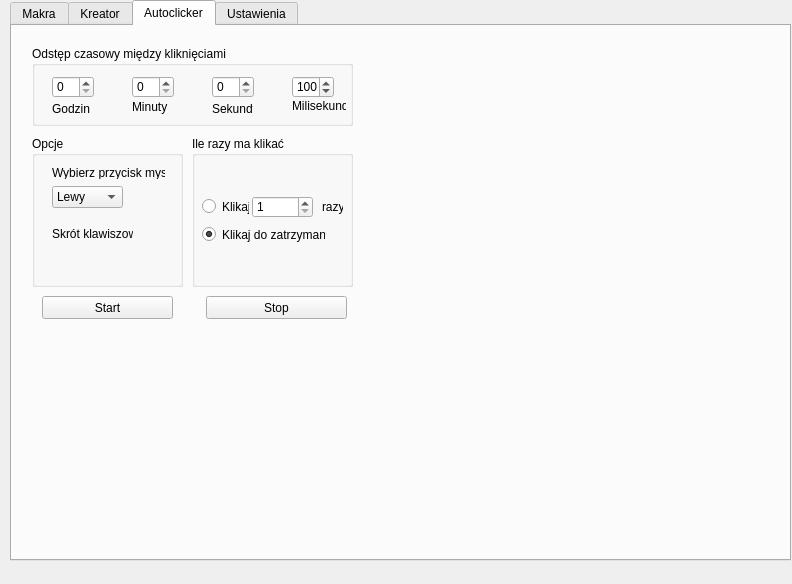
Above: GUI.ui from 307372/PwJS2020 before the change. Below: the same form after it.
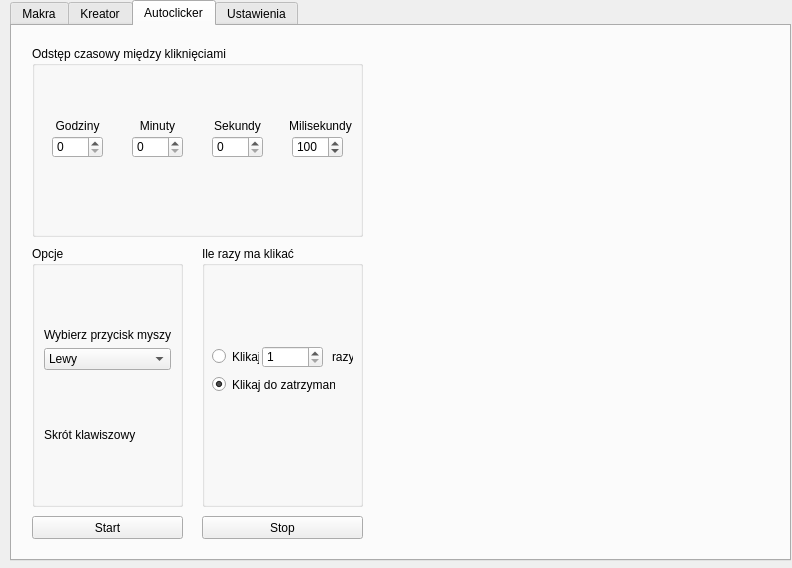
That is the form after the change. The open tabs and pages were chosen to show the change.

Diff of the .ui file:
```diff
--- a/GUI.ui
+++ b/GUI.ui
@@ -7,7 +7,7 @@
     <x>0</x>
     <y>0</y>
     <width>792</width>
-    <height>584</height>
+    <height>568</height>
    </rect>
   </property>
   <property name="sizePolicy">
@@ -16,6 +16,18 @@
     <verstretch>0</verstretch>
    </sizepolicy>
   </property>
+  <property name="minimumSize">
+   <size>
+    <width>792</width>
+    <height>568</height>
+   </size>
+  </property>
+  <property name="maximumSize">
+   <size>
+    <width>792</width>
+    <height>568</height>
+   </size>
+  </property>
   <property name="windowTitle">
    <string>Rzeczy w miejscach 0.6</string>
   </property>
@@ -525,8 +537,8 @@
        <rect>
         <x>20</x>
         <y>20</y>
-        <width>321</width>
-        <height>80</height>
+        <width>331</width>
+        <height>191</height>
        </rect>
       </property>
       <property name="title">
@@ -536,8 +548,8 @@
        <property name="geometry">
         <rect>
          <x>20</x>
-         <y>30</y>
-         <width>42</width>
+         <y>90</y>
+         <width>51</width>
          <height>22</height>
         </rect>
        </property>
@@ -549,8 +561,8 @@
        <property name="geometry">
         <rect>
          <x>100</x>
-         <y>30</y>
-         <width>42</width>
+         <y>90</y>
+         <width>51</width>
          <height>22</height>
         </rect>
        </property>
@@ -562,8 +574,8 @@
        <property name="geometry">
         <rect>
          <x>180</x>
-         <y>30</y>
-         <width>42</width>
+         <y>90</y>
+         <width>51</width>
          <height>22</height>
         </rect>
        </property>
@@ -575,8 +587,8 @@
        <property name="geometry">
         <rect>
          <x>260</x>
-         <y>30</y>
-         <width>42</width>
+         <y>90</y>
+         <width>51</width>
          <height>22</height>
         </rect>
        </property>
@@ -593,62 +605,74 @@
       <widget class="QLabel" name="label">
        <property name="geometry">
         <rect>
-         <x>260</x>
-         <y>50</y>
-         <width>54</width>
+         <x>253</x>
+         <y>70</y>
+         <width>71</width>
          <height>20</height>
         </rect>
        </property>
        <property name="text">
         <string>Milisekundy</string>
        </property>
+       <property name="alignment">
+        <set>Qt::AlignCenter</set>
+       </property>
       </widget>
       <widget class="QLabel" name="label_2">
        <property name="geometry">
         <rect>
          <x>180</x>
-         <y>53</y>
-         <width>41</width>
+         <y>70</y>
+         <width>51</width>
          <height>20</height>
         </rect>
        </property>
        <property name="text">
         <string>Sekundy</string>
        </property>
+       <property name="alignment">
+        <set>Qt::AlignCenter</set>
+       </property>
       </widget>
       <widget class="QLabel" name="label_3">
        <property name="geometry">
         <rect>
          <x>100</x>
-         <y>51</y>
-         <width>41</width>
+         <y>70</y>
+         <width>51</width>
          <height>20</height>
         </rect>
        </property>
        <property name="text">
         <string>Minuty</string>
        </property>
+       <property name="alignment">
+        <set>Qt::AlignCenter</set>
+       </property>
       </widget>
       <widget class="QLabel" name="label_4">
        <property name="geometry">
         <rect>
          <x>20</x>
-         <y>53</y>
-         <width>38</width>
+         <y>70</y>
+         <width>51</width>
          <height>20</height>
         </rect>
        </property>
        <property name="text">
         <string>Godziny</string>
        </property>
+       <property name="alignment">
+        <set>Qt::AlignCenter</set>
+       </property>
       </widget>
      </widget>
      <widget class="QPushButton" name="AC_Start">
       <property name="geometry">
        <rect>
-        <x>30</x>
-        <y>270</y>
-        <width>131</width>
+        <x>20</x>
+        <y>490</y>
+        <width>151</width>
         <height>23</height>
        </rect>
       </property>
@@ -659,9 +683,9 @@
      <widget class="QPushButton" name="AC_Stop">
       <property name="geometry">
        <rect>
-        <x>194</x>
-        <y>270</y>
-        <width>141</width>
+        <x>190</x>
+        <y>490</y>
+        <width>161</width>
         <height>23</height>
        </rect>
       </property>
@@ -672,10 +696,10 @@
      <widget class="QGroupBox" name="AC_ClickHowManyTimesGroup">
       <property name="geometry">
        <rect>
-        <x>180</x>
-        <y>110</y>
+        <x>190</x>
+        <y>220</y>
         <width>161</width>
-        <height>151</height>
+        <height>261</height>
        </rect>
       </property>
       <property name="title">
@@ -685,7 +709,7 @@
        <property name="geometry">
         <rect>
          <x>10</x>
-         <y>60</y>
+         <y>100</y>
          <width>47</width>
          <height>21</height>
         </rect>
@@ -698,7 +722,7 @@
        <property name="geometry">
         <rect>
          <x>60</x>
-         <y>60</y>
+         <y>100</y>
          <width>61</width>
          <height>22</height>
         </rect>
@@ -717,7 +741,7 @@
        <property name="geometry">
         <rect>
          <x>130</x>
-         <y>60</y>
+         <y>100</y>
          <width>21</width>
          <height>21</height>
         </rect>
@@ -730,7 +754,7 @@
        <property name="geometry">
         <rect>
          <x>10</x>
-         <y>90</y>
+         <y>130</y>
          <width>123</width>
          <height>17</height>
         </rect>
@@ -747,65 +771,88 @@
       <property name="geometry">
        <rect>
         <x>20</x>
-        <y>110</y>
+        <y>220</y>
         <width>151</width>
-        <height>151</height>
+        <height>261</height>
        </rect>
       </property>
       <property name="title">
        <string>Opcje</string>
       </property>
-      <widget class="QLabel" name="label_6">
-       <property name="geometry">
-        <rect>
-         <x>20</x>
-         <y>30</y>
-         <width>113</width>
-         <height>13</height>
-        </rect>
-       </property>
-       <property name="text">
-        <string>Wybierz przycisk myszy</string>
-       </property>
-      </widget>
-      <widget class="QComboBox" name="AC_WhichButton">
-       <property name="geometry">
-        <rect>
-         <x>20</x>
-         <y>50</y>
-         <width>71</width>
-         <height>22</height>
-        </rect>
-       </property>
+      <layout class="QVBoxLayout" name="verticalLayout">
        <item>
-        <property name="text">
-         <string>Lewy</string>
-        </property>
+        <spacer name="verticalSpacer">
+         <property name="orientation">
+          <enum>Qt::Vertical</enum>
+         </property>
+         <property name="sizeHint" stdset="0">
+          <size>
+           <width>20</width>
+           <height>40</height>
+          </size>
+         </property>
+        </spacer>
        </item>
        <item>
-        <property name="text">
-         <string>Środkowy</string>
-        </property>
+        <widget class="QLabel" name="label_6">
+         <property name="text">
+          <string>Wybierz przycisk myszy</string>
+         </property>
+        </widget>
        </item>
        <item>
-        <property name="text">
-         <string>Prawy</string>
-        </property>
+        <widget class="QComboBox" name="AC_WhichButton">
+         <item>
+          <property name="text">
+           <string>Lewy</string>
+          </property>
+         </item>
+         <item>
+          <property name="text">
+           <string>Środkowy</string>
+          </property>
+         </item>
+         <item>
+          <property name="text">
+           <string>Prawy</string>
+          </property>
+         </item>
+        </widget>
        </item>
-      </widget>
-      <widget class="QLabel" name="label_5">
-       <property name="geometry">
-        <rect>
-         <x>20</x>
-         <y>90</y>
-         <width>81</width>
-         <height>16</height>
-        </rect>
-       </property>
-       <property name="text">
-        <string>Skrót klawiszowy</string>
-       </property>
-      </widget>
+       <item>
+        <spacer name="verticalSpacer_3">
+         <property name="orientation">
+          <enum>Qt::Vertical</enum>
+         </property>
+         <property name="sizeHint" stdset="0">
+          <size>
+           <width>20</width>
+           <height>40</height>
+          </size>
+         </property>
+        </spacer>
+       </item>
+       <item>
+        <widget class="QLabel" name="label_5">
+         <property name="text">
+          <string>Skrót klawiszowy</string>
+         </property>
+        </widget>
+       </item>
+       <item>
+        <spacer name="verticalSpacer_2">
+         <property name="orientation">
+          <enum>Qt::Vertical</enum>
+         </property>
+         <property name="sizeHint" stdset="0">
+          <size>
+           <width>20</width>
+           <height>40</height>
+          </size>
+         </property>
+        </spacer>
+       </item>
+      </layout>
      </widget>
     </widget>
     <widget class="QWidget" name="settingsTab">
```
Left out of the diff: 60 changed lines with no effect on the pictures.
